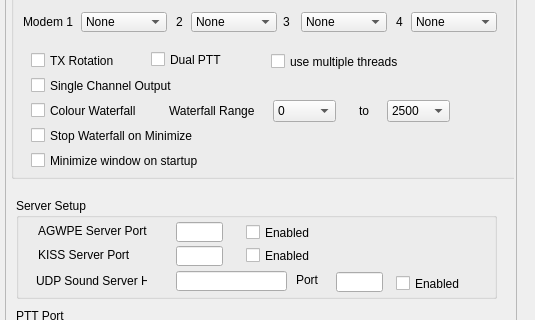
This is devicesDialog.ui in Online-Amateur-Radio-Club-M0OUK/QtSoundModem as Qt 5 draws it before an edit; both pictures show x 0 to 535 and y 173 to 493 of the 535 by 698 pixel window. The edited form follows.
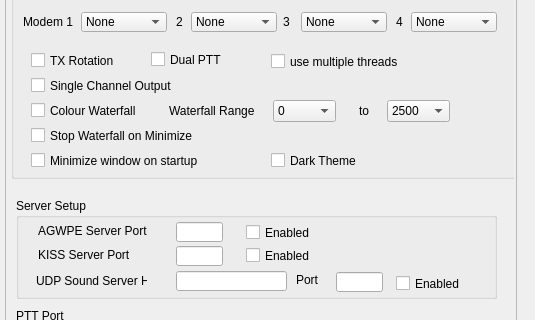
This is the edited form.

```diff
--- a/devicesDialog.ui
+++ b/devicesDialog.ui
@@ -151,7 +151,7 @@
        <rect>
         <x>20</x>
         <y>304</y>
-        <width>251</width>
+        <width>231</width>
         <height>17</height>
        </rect>
       </property>
@@ -582,6 +582,19 @@
        <string>to</string>
       </property>
      </widget>
+     <widget class="QCheckBox" name="darkTheme">
+      <property name="geometry">
+       <rect>
+        <x>260</x>
+        <y>304</y>
+        <width>161</width>
+        <height>17</height>
+       </rect>
+      </property>
+      <property name="text">
+       <string>Dark Theme</string>
+      </property>
+     </widget>
     </widget>
     <widget class="QGroupBox" name="groupBox_2">
      <property name="geometry">
```
